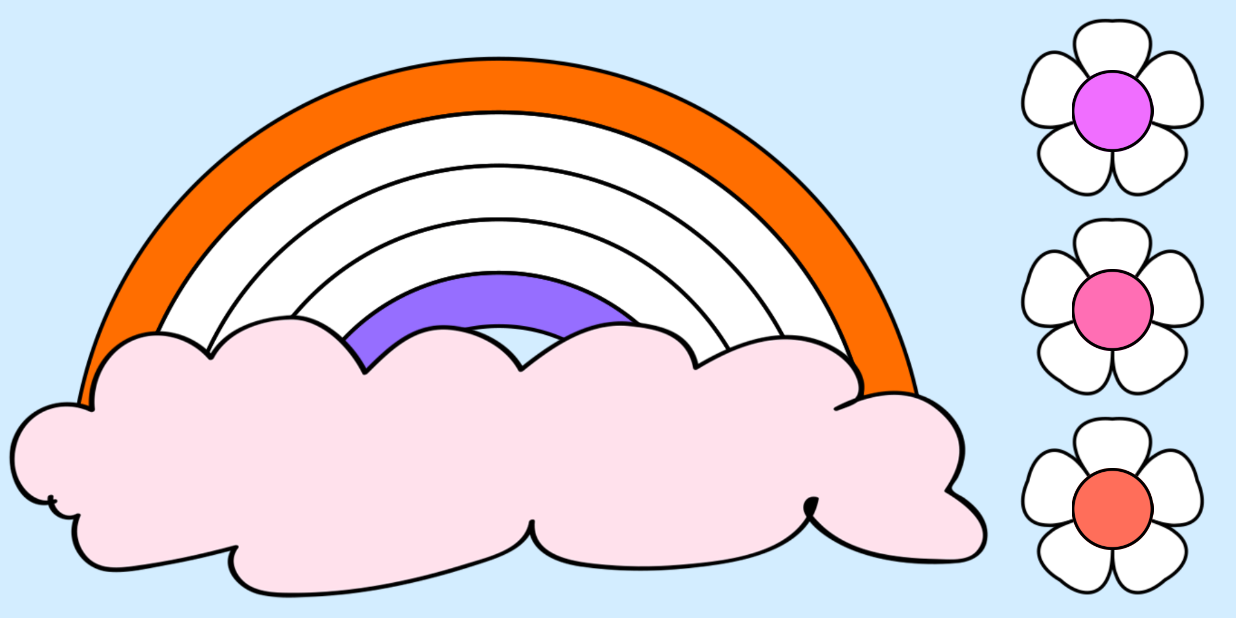
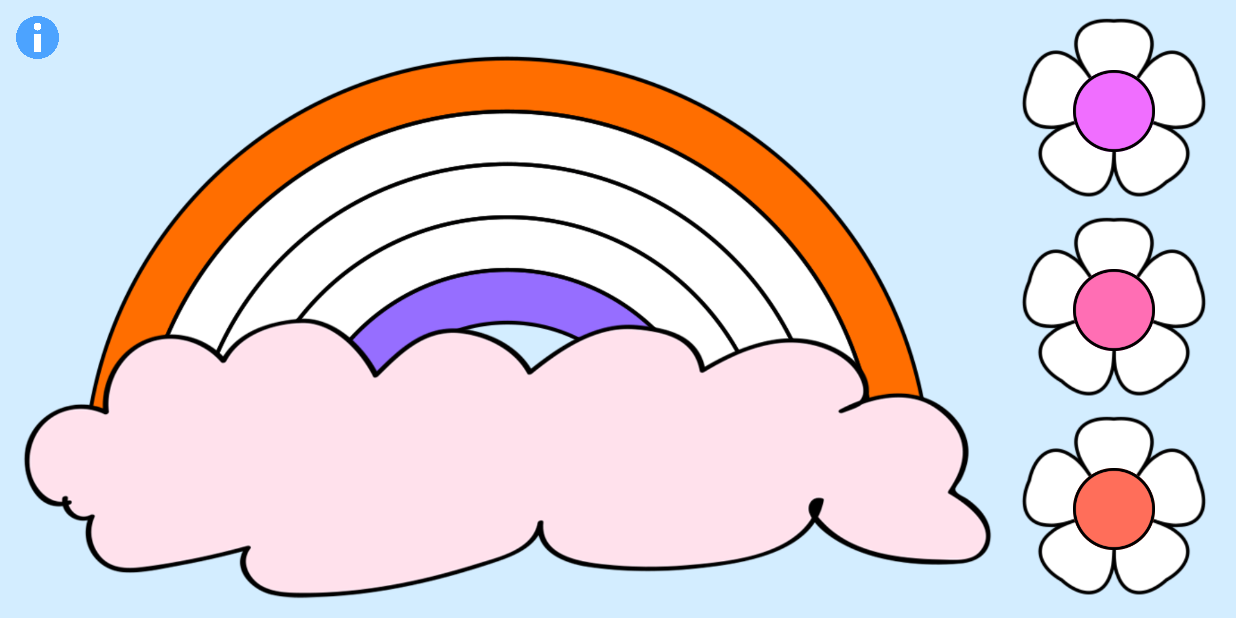
Before and after one commit to elenkamir/gamesforkids, an Android app: the Game2Activity screen opened directly, with no data from a screen before it, on a phone screen of 824 x 412 dp (held sideways). Run offline under Robolectric (Android 15) with nearby library versions, the phone set to English and light mode, and no system bars.

Commit message:
Игра2. Описание к игре

```diff
--- a/app/src/main/java/ru/gamesforkids/gamesforkids/Game2Activity.java
+++ b/app/src/main/java/ru/gamesforkids/gamesforkids/Game2Activity.java
@@ -1,16 +1,21 @@
 package ru.gamesforkids.gamesforkids;
 
 import android.graphics.Color;
+import android.graphics.Point;
 import android.media.MediaPlayer;
 import android.os.Handler;
 import android.support.v7.app.AppCompatActivity;
 import android.os.Bundle;
 import android.content.pm.ActivityInfo;
+import android.view.Display;
 import android.view.View;
 import android.view.Window;
 import android.view.WindowManager;
 import android.widget.ImageButton;
 import android.widget.ImageView;
+import android.widget.LinearLayout;
+import android.widget.Space;
+import android.widget.TextView;
 
 import java.util.ArrayList;
 import java.util.Arrays;
@@ -43,6 +48,9 @@ public class Game2Activity extends AppCompatActivity {
     List<Integer> mix;
     MediaPlayer clickMP;
     MediaPlayer endMP = null;
+    Space spacer;
+    ImageButton info;
+    TextView infoText;
 
     @Override
     protected void onCreate(final Bundle savedInstanceState) {
@@ -52,6 +60,16 @@ public class Game2Activity extends AppCompatActivity {
         getWindow().setFeatureInt(Window.FEATURE_CUSTOM_TITLE, R.layout.activity_main);
         getWindow().setFlags(WindowManager.LayoutParams.FLAG_FULLSCREEN,
                 WindowManager.LayoutParams.FLAG_FULLSCREEN);
+
+        info = findViewById(R.id.info);
+        infoText = findViewById(R.id.infoText);
+        spacer = findViewById(R.id.spacer);
+        Display display = getWindowManager().getDefaultDisplay();
+        Point size = new Point();
+        display.getSize(size);
+        if ((double) size.y / (double) size.x >= 0.58)
+            spacer.setLayoutParams(new LinearLayout.LayoutParams(LinearLayout.LayoutParams.MATCH_PARENT,
+                    LinearLayout.LayoutParams.MATCH_PARENT, 6));
 
         clickMP = MediaPlayer.create(this, R.raw.g2click);
         goodEnd = findViewById(R.id.happySun);
@@ -78,6 +96,13 @@ public class Game2Activity extends AppCompatActivity {
         rightComb.add(3);
         newGame();
 
+        info.setOnClickListener(new View.OnClickListener() {
+            @Override
+            public void onClick(View view) {
+                clickMP.start();
+                infoText.setVisibility(View.VISIBLE);
+            }
+        });
         ibColor1.setOnClickListener(new View.OnClickListener() {
             @Override
             public void onClick(View view) {
--- a/app/src/main/res/layout/activity_game2.xml
+++ b/app/src/main/res/layout/activity_game2.xml
@@ -11,6 +11,7 @@
     <LinearLayout
         android:layout_width="match_parent"
         android:layout_height="match_parent"
+        android:layout_marginStart="10dp"
         android:baselineAligned="false"
         android:orientation="horizontal">
 
@@ -27,6 +28,7 @@
                 android:orientation="vertical">
 
                 <Space
+                    android:id="@+id/spacer"
                     android:layout_width="match_parent"
                     android:layout_height="match_parent"
                     android:layout_weight="12"/>
@@ -286,4 +288,24 @@
         android:scaleType="fitCenter"
         android:src="@drawable/sad_cloud" />
 
+    <ImageButton
+        android:id="@+id/info"
+        android:layout_width="30dp"
+        android:layout_height="30dp"
+        android:layout_margin="10dp"
+        android:background="@null"
+        android:scaleType="fitCenter"
+        app:srcCompat="@drawable/info" />
+
+    <TextView
+        android:id="@+id/infoText"
+        android:layout_width="match_parent"
+        android:layout_height="match_parent"
+        android:background="@color/g2Sky"
+        android:gravity="center"
+        android:text="@string/g2_text"
+        android:textSize="24sp"
+        android:textStyle="bold"
+        android:visibility="gone" />
+
 </FrameLayout>
--- a/app/src/main/res/values/strings.xml
+++ b/app/src/main/res/values/strings.xml
@@ -9,5 +9,10 @@
     <string name="g1_green">Зеленый</string>
     <string name="g1_gray">Серый</string>
     <string name="g1_darkblue">Темно-синий</string>
+    <string name="g2_text">Дорогой друг, цветочки на полянке тоже&#13;&#10;хотят быть на нашей радуге!&#13;&#10;
+        И только ты можешь помочь им,&#13;&#10;разместив их в нужном порядке.&#13;&#10;
+        А порядок таков: от первого цвета&#13;&#10;ты должен перейти к последнему!&#13;&#10;
+        Вперед, дружок! Цветочки верят в тебя!
+    </string>
 
 </resources>
```
Also changed, not shown: app/src/main/res/drawable/info.png (added).
